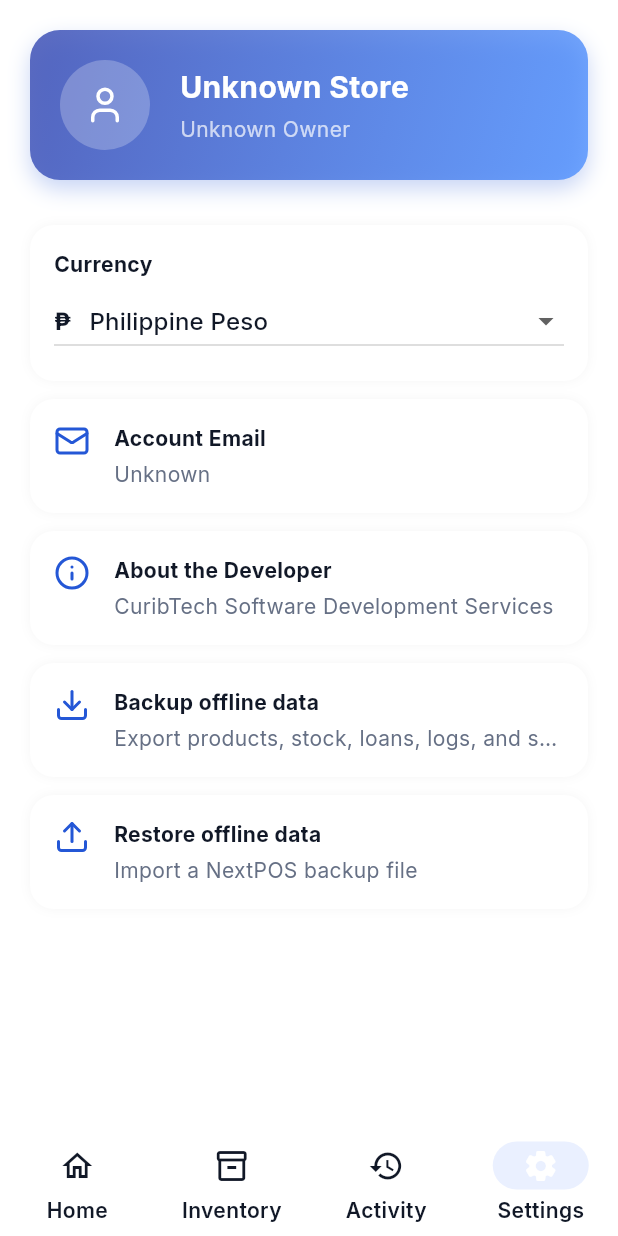
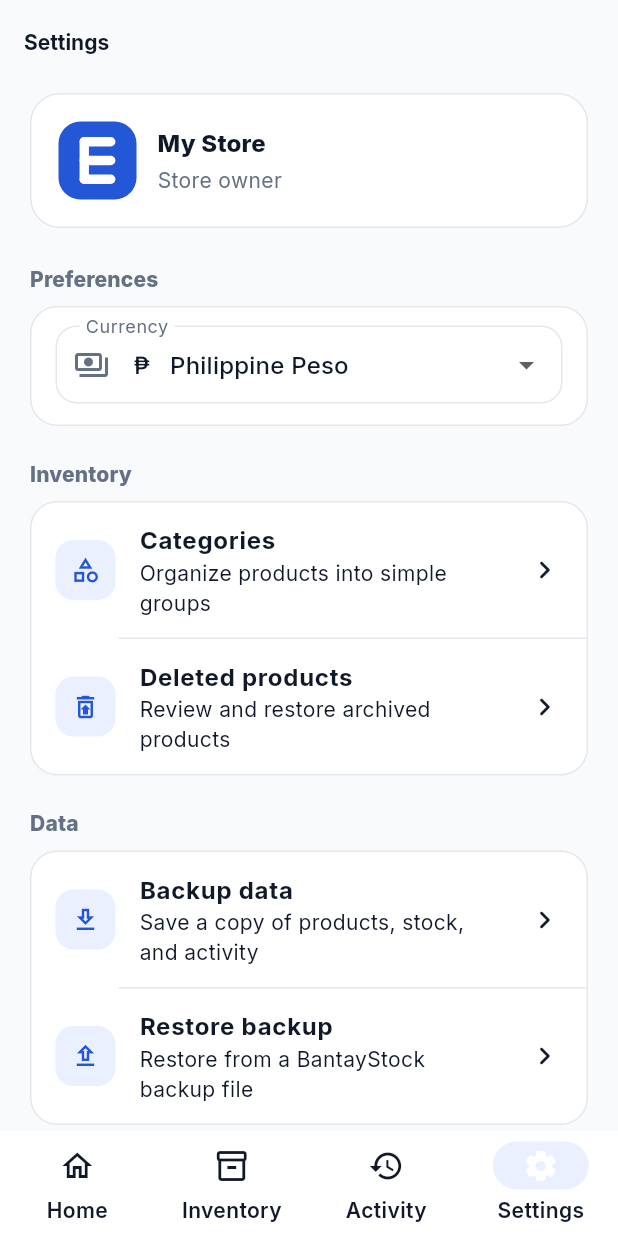
Before and after one commit to curib123/pocket_pos, a Flutter app: the screen it shows after launch, item 4 of the bottom bar chosen, on a phone screen of 412 x 824 dp. Run offline on Flutter 3.47's test engine with Material 3 defaults, Android fonts, the phone set to English and light mode, and no system bars; our stand-ins replace animate_do, connectivity_plus, dio, file_picker, flutter_image_compress, flutter_phoenix and 13 more; missing offline and left inert: mobile_scanner; accounts and stored records are empty.

Commit message:
design: rebuild settings for inventory-first UX

```diff
--- a/lib/View/Screen/Main/ProfileScreen.dart
+++ b/lib/View/Screen/Main/ProfileScreen.dart
@@ -1,15 +1,16 @@
+import 'dart:io';
+
+import 'package:file_picker/file_picker.dart';
 import 'package:flutter/material.dart';
-import 'package:flutter/services.dart';
-import 'dart:io';
-import 'package:file_picker/file_picker.dart';
-import 'package:lucide_icons/lucide_icons.dart';
-import 'package:animate_do/animate_do.dart';
 import 'package:flutter_phoenix/flutter_phoenix.dart';
-import 'package:nextpos/Helper/Classes_Methods/AppColor.dart';
 import 'package:nextpos/Helper/Database/SecureStorageServices.dart';
 import 'package:nextpos/Provider/CurrencyProvider.dart';
 import 'package:nextpos/Provider/OfflineDataProvider.dart';
-import 'package:nextpos/View/Components/Widgets/ResponsiveText.dart';
+import 'package:nextpos/View/Components/Brand/BantayStockBrand.dart';
+import 'package:nextpos/View/Screen/Sub/RestoreProductScreen.dart';
+import 'package:nextpos/View/Screen/Sub/SetupCategoryScreen.dart';
+import 'package:nextpos/core/brand/app_brand.dart';
+import 'package:package_info_plus/package_info_plus.dart';
 import 'package:provider/provider.dart';
 
 class ProfileScreen extends StatefulWidget {
@@ -20,9 +21,9 @@ class ProfileScreen extends StatefulWidget {
 }
 
 class _ProfileScreenState extends State<ProfileScreen> {
-  String? accountEmail;
-  String? storeName;
-  String? ownerName;
+  String _accountEmail = '';
+  String _storeName = 'My Store';
+  String _ownerName = 'Store owner';
 
   @override
   void initState() {
@@ -30,314 +31,327 @@ class _ProfileScreenState extends State<ProfileScreen> {
     _loadUserDetails();
   }
 
+  @override
+  void didChangeDependencies() {
+    super.didChangeDependencies();
+    context.read<CurrencyProvider>().loadCurrency();
+  }
+
   Future<void> _loadUserDetails() async {
-    SecureStorageService secureStorage = SecureStorageService();
-
-    final userDetails = await secureStorage
-        .readUser(); // 👈 don't forget the await!
-
+    final details = await SecureStorageService().readUser();
+    if (!mounted) return;
     setState(() {
-      accountEmail = userDetails['email'] ?? 'Unknown';
-      storeName = userDetails['storeName'] ?? 'Unknown Store';
-      ownerName = userDetails['ownerName'] ?? 'Unknown Owner';
+      _accountEmail = details['email'] ?? '';
+      _storeName = _clean(details['storeName'], 'My Store');
+      _ownerName = _clean(details['ownerName'], 'Store owner');
     });
   }
 
-  @override
-  void didChangeDependencies() {
-    super.didChangeDependencies();
-    Provider.of<CurrencyProvider>(context, listen: false).loadCurrency();
+  String _clean(String? value, String fallback) {
+    final clean = value?.trim() ?? '';
+    if (clean.isEmpty || clean.toLowerCase() == 'unknown') return fallback;
+    return clean;
   }
 
   @override
   Widget build(BuildContext context) {
-    const String aboutDev = "CuribTech Software Development Services";
-
     return Scaffold(
-      backgroundColor: Colors.white,
-      body: SafeArea(
-        child: SingleChildScrollView(
-          padding: const EdgeInsets.all(20),
-          child: Column(
-            crossAxisAlignment: CrossAxisAlignment.start,
+      appBar: AppBar(title: const Text('Settings')),
+      body: ListView(
+        padding: const EdgeInsets.fromLTRB(20, 6, 20, 32),
         children: [
-              // Header Card
-              FadeInDown(
-                duration: const Duration(milliseconds: 600),
-                child: Container(
-                  padding: const EdgeInsets.all(20),
+          Container(
+            padding: const EdgeInsets.all(18),
             decoration: BoxDecoration(
-                    gradient: LinearGradient(
-                      colors: [
-                        Colors.indigo.withOpacity(0.85),
-                        Colors.blueAccent.withOpacity(0.75),
-                      ],
-                      begin: Alignment.topLeft,
-                      end: Alignment.bottomRight,
-                    ),
-
+              color: AppBrand.surface,
+              border: Border.all(color: AppBrand.border),
               borderRadius: BorderRadius.circular(20),
-                    boxShadow: [
-                      BoxShadow(
-                        color: AppColor.primary.withOpacity(0.25),
-                        blurRadius: 12,
-                        offset: const Offset(0, 6),
-                      ),
-                    ],
             ),
             child: Row(
               children: [
-                      const CircleAvatar(
-                        radius: 30,
-                        backgroundColor: Colors.white24,
-                        child: Icon(
-                          LucideIcons.user,
-                          color: Colors.white,
-                          size: 28,
-                        ),
-                      ),
-                      const SizedBox(width: 20),
+                const BantayStockMark(size: 52),
+                const SizedBox(width: 14),
                 Expanded(
                   child: Column(
                     crossAxisAlignment: CrossAxisAlignment.start,
                     children: [
                       Text(
-                              storeName ?? 'Loading...',
-                              style: TextStyle(
-                                fontSize: getResponsiveText(context, 20),
-                                fontWeight: FontWeight.bold,
-                                color: Colors.white,
+                        _storeName,
+                        maxLines: 1,
+                        overflow: TextOverflow.ellipsis,
+                        style: Theme.of(context).textTheme.titleMedium?.copyWith(
+                              fontWeight: FontWeight.w800,
                             ),
                       ),
-                            const SizedBox(height: 4),
+                      const SizedBox(height: 3),
                       Text(
-                              ownerName ?? '',
-                              style: const TextStyle(
-                                color: Colors.white70,
-                                fontSize: 14,
+                        _ownerName,
+                        style: Theme.of(context).textTheme.bodyMedium?.copyWith(
+                              color: AppBrand.muted,
                             ),
                       ),
+                      if (_accountEmail.isNotEmpty) ...[
+                        const SizedBox(height: 2),
+                        Text(
+                          _accountEmail,
+                          maxLines: 1,
+                          overflow: TextOverflow.ellipsis,
+                          style:
+                              Theme.of(context).textTheme.bodySmall?.copyWith(
+                                    color: AppBrand.muted,
+                                  ),
+                        ),
+                      ],
                     ],
                   ),
                 ),
               ],
             ),
           ),
+          const SizedBox(height: 24),
+          const _SectionLabel('Preferences'),
+          const SizedBox(height: 8),
+          _SettingsCard(
+            children: [
+              Consumer<CurrencyProvider>(
+                builder: (context, provider, _) {
+                  return Padding(
+                    padding: const EdgeInsets.fromLTRB(16, 12, 16, 14),
+                    child: DropdownButtonFormField<Map<String, dynamic>>(
+                      value: provider.selectedCurrency,
+                      isExpanded: true,
+                      decoration: const InputDecoration(
+                        labelText: 'Currency',
+                        prefixIcon: Icon(Icons.payments_outlined),
                       ),
-
-              const SizedBox(height: 30),
-
-              // Currency Dropdown
-              FadeInUp(
-                child: Container(
-                  padding: const EdgeInsets.all(16),
-                  margin: const EdgeInsets.only(bottom: 12),
-                  decoration: BoxDecoration(
-                    color: AppColor.surface,
-                    borderRadius: BorderRadius.circular(16),
-                    boxShadow: [
-                      BoxShadow(
-                        color: Colors.black12.withOpacity(0.04),
-                        blurRadius: 6,
+                      items: provider.currencies
+                          .map(
+                            (currency) =>
+                                DropdownMenuItem<Map<String, dynamic>>(
+                              value: currency,
+                              child: Text(
+                                '${currency['symbol']}  ${currency['name']}',
+                                overflow: TextOverflow.ellipsis,
                               ),
-                    ],
                             ),
-                  child: Column(
-                    crossAxisAlignment: CrossAxisAlignment.start,
-                    children: [
-                      const Text(
-                        "Currency",
-                        style: TextStyle(fontWeight: FontWeight.bold),
-                      ),
-                      const SizedBox(height: 4),
-                      Consumer<CurrencyProvider>(
-                        builder: (context, provider, child) {
-                          return DropdownButton<Map<String, dynamic>>(
-                            isExpanded: true,
-                            value: provider.selectedCurrency,
+                          )
+                          .toList(),
                       onChanged: (value) {
                         if (value != null &&
                             value != provider.selectedCurrency) {
                           provider.selectCurrency(value);
                         }
                       },
-                            items: provider.currencies.map((currency) {
-                              return DropdownMenuItem<Map<String, dynamic>>(
-                                value: currency,
-                                child: Row(
-                                  children: [
-                                    Text(
-                                      currency['symbol'],
-                                      style: const TextStyle(
-                                        fontWeight: FontWeight.bold,
                     ),
-                                    ),
-                                    const SizedBox(width: 8),
-                                    Expanded(child: Text(currency['name'])),
-                                  ],
-                                ),
-                              );
-                            }).toList(),
                   );
                 },
               ),
             ],
           ),
+          const SizedBox(height: 22),
+          const _SectionLabel('Inventory'),
+          const SizedBox(height: 8),
+          _SettingsCard(
+            children: [
+              _SettingsTile(
+                icon: Icons.category_outlined,
+                title: 'Categories',
+                subtitle: 'Organize products into simple groups',
+                onTap: () => _push(const SetupCategoryScreen()),
               ),
+              const Divider(indent: 58),
+              _SettingsTile(
+                icon: Icons.restore_from_trash_outlined,
+                title: 'Deleted products',
+                subtitle: 'Review and restore archived products',
+                onTap: () => _push(const RestoreProductScreen()),
               ),
-
-              // Email
-              _profileTile(
-                context,
-                icon: LucideIcons.mail,
-                title: "Account Email",
-                subtitle: accountEmail ?? 'Loading...',
+            ],
           ),
-
-              // About Developer
-              _profileTile(
-                context,
-                icon: LucideIcons.info,
-                title: "About the Developer",
-                subtitle: aboutDev,
+          const SizedBox(height: 22),
+          const _SectionLabel('Data'),
+          const SizedBox(height: 8),
+          Consumer<OfflineDataProvider>(
+            builder: (context, offline, _) => _SettingsCard(
+              children: [
+                _SettingsTile(
+                  icon: Icons.download_outlined,
+                  title: 'Backup data',
+                  subtitle: offline.isBusy
+                      ? 'Preparing your backup…'
+                      : 'Save a copy of products, stock, and activity',
+                  onTap: offline.isBusy ? null : _backup,
                 ),
-
-              Consumer<OfflineDataProvider>(
-                builder: (context, offline, _) => Column(
-                  children: [
-                    _profileTile(
-                      context,
-                      icon: LucideIcons.download,
-                      title: 'Backup offline data',
+                const Divider(indent: 58),
+                _SettingsTile(
+                  icon: Icons.upload_outlined,
+                  title: 'Restore backup',
                   subtitle: offline.isBusy
-                          ? 'Preparing backup…'
-                          : 'Export products, stock, loans, logs, and sync queue',
-                      onTap: offline.isBusy ? null : () => _backup(context),
-                    ),
-                    _profileTile(
-                      context,
-                      icon: LucideIcons.upload,
-                      title: 'Restore offline data',
-                      subtitle: offline.isBusy
-                          ? 'Restoring backup…'
-                          : 'Import a NextPOS backup file',
-                      onTap: offline.isBusy ? null : () => _restore(context),
+                      ? 'Restoring data…'
+                      : 'Restore from a BantayStock backup file',
+                  onTap: offline.isBusy ? null : _restore,
                 ),
               ],
             ),
           ),
-
-              const SizedBox(height: 10),
-            ],
+          const SizedBox(height: 22),
+          const _SectionLabel('About'),
+          const SizedBox(height: 8),
+          FutureBuilder<PackageInfo>(
+            future: PackageInfo.fromPlatform(),
+            builder: (context, snapshot) {
+              final version = snapshot.data == null
+                  ? 'Version'
+                  : 'Version ${snapshot.data!.version} (${snapshot.data!.buildNumber})';
+              return _SettingsCard(
+                children: [
+                  const Padding(
+                    padding: EdgeInsets.fromLTRB(16, 16, 16, 6),
+                    child: BantayStockBrand(
+                      showTagline: true,
+                      markSize: 42,
                     ),
                   ),
+                  Padding(
+                    padding: const EdgeInsets.fromLTRB(16, 6, 16, 16),
+                    child: Text(
+                      '$version · CuribTech Software Development Services',
+                      style: Theme.of(context).textTheme.bodySmall?.copyWith(
+                            color: AppBrand.muted,
+                          ),
+                    ),
+                  ),
+                ],
+              );
+            },
+          ),
+        ],
       ),
     );
   }
 
-  Future<void> _backup(BuildContext context) async {
+  void _push(Widget page) {
+    Navigator.of(context).push(MaterialPageRoute(builder: (_) => page));
+  }
+
+  Future<void> _backup() async {
     final path = await FilePicker.platform.saveFile(
-      dialogTitle: 'Save NextPOS backup',
+      dialogTitle: 'Save BantayStock backup',
       fileName:
-          'nextpos-backup-${DateTime.now().toIso8601String().split('T').first}.json',
+          'bantaystock-backup-${DateTime.now().toIso8601String().split('T').first}.json',
       type: FileType.custom,
-      allowedExtensions: ['json'],
+      allowedExtensions: const ['json'],
     );
-    if (!context.mounted || path == null) return;
+    if (!mounted || path == null) return;
+
     try {
       await context.read<OfflineDataProvider>().backupTo(File(path));
-      if (context.mounted)
-        ScaffoldMessenger.of(context).showSnackBar(
-          const SnackBar(content: Text('Offline backup saved successfully.')),
-        );
+      if (!mounted) return;
+      _message('Backup saved successfully.');
     } catch (error) {
-      if (context.mounted)
-        ScaffoldMessenger.of(
-          context,
-        ).showSnackBar(SnackBar(content: Text('Backup failed: $error')));
+      if (!mounted) return;
+      _message('Backup failed: $error');
     }
   }
 
-  Future<void> _restore(BuildContext context) async {
+  Future<void> _restore() async {
     final result = await FilePicker.platform.pickFiles(
       type: FileType.custom,
-      allowedExtensions: ['json'],
+      allowedExtensions: const ['json'],
     );
-    if (!context.mounted || result?.files.single.path == null) return;
+    final path = result?.files.single.path;
+    if (!mounted || path == null) return;
+
     try {
-      final count = await context.read<OfflineDataProvider>().restoreFrom(
-        File(result!.files.single.path!),
-      );
-      if (context.mounted) {
-        ScaffoldMessenger.of(context).showSnackBar(
-          SnackBar(
-            content: Text(
-              'Restored $count product records. Reloading the POS…',
-            ),
-          ),
-        );
-        await Future<void>.delayed(const Duration(milliseconds: 350));
-        if (context.mounted) Phoenix.rebirth(context);
-      }
+      final count = await context
+          .read<OfflineDataProvider>()
+          .restoreFrom(File(path));
+      if (!mounted) return;
+      _message('Restored $count product records.');
+      await Future<void>.delayed(const Duration(milliseconds: 250));
+      if (mounted) Phoenix.rebirth(context);
     } catch (error) {
-      if (context.mounted)
-        ScaffoldMessenger.of(
-          context,
-        ).showSnackBar(SnackBar(content: Text('Restore failed: $error')));
+      if (!mounted) return;
+      _message('Restore failed: $error');
     }
   }
 
-  Widget _profileTile(
-    BuildContext context, {
-    required IconData icon,
-    required String title,
-    required String subtitle,
-    VoidCallback? onTap,
-  }) {
-    final bool isAboutDeveloper = title == "About the Developer";
+  void _message(String message) {
+    ScaffoldMessenger.of(context).showSnackBar(
+      SnackBar(content: Text(message)),
+    );
+  }
+}
 
-    return FadeInUp(
-      child: InkWell(
-        onTap: onTap,
-        borderRadius: BorderRadius.circular(16),
-        child: Container(
-          padding: const EdgeInsets.all(16),
-          margin: const EdgeInsets.only(bottom: 12),
-          decoration: BoxDecoration(
-            color: AppColor.surface,
-            borderRadius: BorderRadius.circular(16),
-            boxShadow: [
-              BoxShadow(color: Colors.black12.withOpacity(0.04), blurRadius: 6),
-            ],
-          ),
-          child: Row(
-            crossAxisAlignment: CrossAxisAlignment.start,
-            children: [
-              Icon(icon, color: AppColor.primary),
-              const SizedBox(width: 16),
-              Expanded(
-                child: Column(
-                  crossAxisAlignment: CrossAxisAlignment.start,
-                  children: [
-                    Text(
-                      title,
-                      style: const TextStyle(fontWeight: FontWeight.bold),
-                    ),
-                    const SizedBox(height: 4),
-                    Text(
-                      subtitle,
-                      style: const TextStyle(color: AppColor.textSecondary),
-                      overflow: isAboutDeveloper
-                          ? TextOverflow.visible
-                          : TextOverflow.ellipsis,
-                    ),
-                  ],
-                ),
-              ),
-            ],
-          ),
-        ),
+class _SectionLabel extends StatelessWidget {
+  final String text;
+
+  const _SectionLabel(this.text);
+
+  @override
+  Widget build(BuildContext context) {
+    return Text(
+      text,
+      style: Theme.of(context).textTheme.labelLarge?.copyWith(
+            fontWeight: FontWeight.w800,
+            color: AppBrand.muted,
           ),
     );
   }
 }
+
+class _SettingsCard extends StatelessWidget {
+  final List<Widget> children;
+
+  const _SettingsCard({required this.children});
+
+  @override
+  Widget build(BuildContext context) {
+    return Container(
+      decoration: BoxDecoration(
+        color: AppBrand.surface,
+        border: Border.all(color: AppBrand.border),
+        borderRadius: BorderRadius.circular(18),
+      ),
+      clipBehavior: Clip.antiAlias,
+      child: Column(children: children),
+    );
+  }
+}
+
+class _SettingsTile extends StatelessWidget {
+  final IconData icon;
+  final String title;
+  final String subtitle;
+  final VoidCallback? onTap;
+
+  const _SettingsTile({
+    required this.icon,
+    required this.title,
+    required this.subtitle,
+    this.onTap,
+  });
+
+  @override
+  Widget build(BuildContext context) {
+    return ListTile(
+      minLeadingWidth: 34,
+      contentPadding: const EdgeInsets.symmetric(horizontal: 16, vertical: 5),
+      leading: Container(
+        width: 40,
+        height: 40,
+        decoration: BoxDecoration(
+          color: AppBrand.primarySoft,
+          borderRadius: BorderRadius.circular(12),
+        ),
+        child: Icon(icon, color: AppBrand.primary, size: 20),
+      ),
+      title: Text(title, style: const TextStyle(fontWeight: FontWeight.w700)),
+      subtitle: Text(subtitle),
+      trailing: onTap == null
+          ? const SizedBox.shrink()
+          : const Icon(Icons.chevron_right_rounded),
+      onTap: onTap,
+    );
+  }
+}
```
Lines whose indentation alone changed are shown as unchanged.
